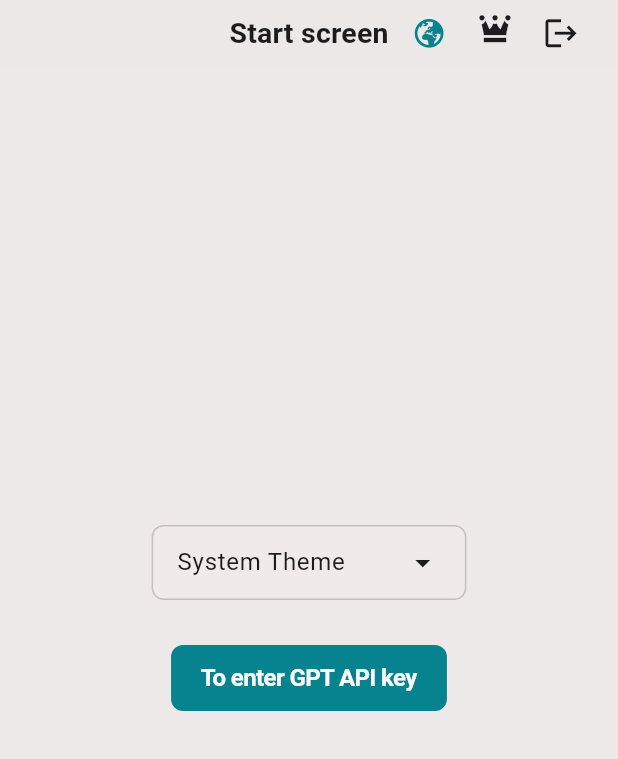
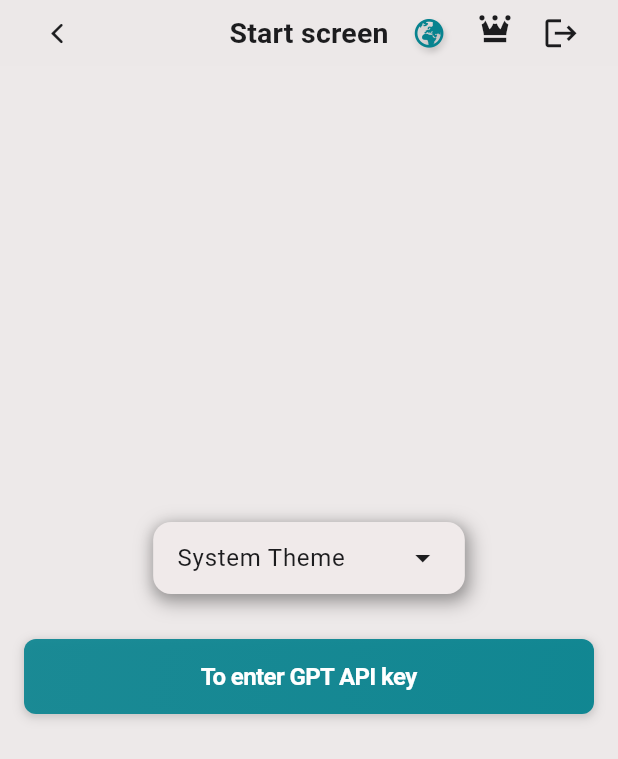
Before and after one commit to RamanGodun/Blueprint-APP, a Flutter app: the SettingsPage screen opened by its route, on a phone screen of 412 x 824 dp. Shown: the top 759 px of the screen. Run offline on Flutter 3.47's test engine with Material 3 defaults, Android fonts, the phone set to English and light mode, and no system bars; our stand-ins replace cloud_firestore, easy_localization, firebase_auth, firebase_core, flutter_hooks, flutter_riverpod and 9 more; accounts and stored records are empty; generated files the repository leaves out were written again.

Commit message:
factor: after herd day

```diff
--- a/assets/translations/en-US.json
+++ b/assets/translations/en-US.json
@@ -2,7 +2,7 @@
 "appTitle": "This app",
 "darkIOSTheme": "Dark IOS theme",
 "darkAndroidTheme": "Dark android theme",
-"darkGlassTheme": "Dark-glassy theme2",
+"darkGlassTheme": "Dark glassy theme",
 "lightAndroidTheme": "Light android theme",
 "goToTextfield": "To textfield page",
 "goToHiveBox": "To Hive page",
--- a/lib/pages/settings_page.dart
+++ b/lib/pages/settings_page.dart
@@ -76,6 +76,16 @@ class _SettingsPageState extends State<SettingsPage>
 
     return CupertinoPageScaffold(
       navigationBar: CupertinoNavigationBar(
+        leading: CupertinoButton(
+          padding: EdgeInsets.zero,
+          child: Icon(
+            CupertinoIcons.back,
+            color: colorScheme.onSurface,
+          ),
+          onPressed: () {
+            Navigator.of(context).pop();
+          },
+        ),
         middle: Text(
           LocaleKeys.startScreen.tr(),
           style: textTheme.titleMedium?.copyWith(color: colorScheme.onSurface),
--- a/lib/state_management/theme_settings/app_themes.dart
+++ b/lib/state_management/theme_settings/app_themes.dart
@@ -4,7 +4,6 @@ import 'app_colorscheme.dart';
 import 'text_style.dart';
 
 class ThisAppThemes {
-  // Загальна функція для налаштувань теми
   static ThemeData _buildThemeData({
     required bool isDark,
     required ColorScheme colorScheme,
--- a/lib/widgets/buttons/static_buttons.dart
+++ b/lib/widgets/buttons/static_buttons.dart
@@ -14,7 +14,14 @@ class StaticCustomButtons {
         height: 50,
         padding: const EdgeInsets.symmetric(horizontal: 8, vertical: 6),
         decoration: BoxDecoration(
-          color: CupertinoTheme.of(context).primaryColor.withOpacity(0.95),
+          gradient: LinearGradient(
+            colors: [
+              CupertinoTheme.of(context).primaryColor.withOpacity(0.9),
+              CupertinoTheme.of(context).primaryColor.withOpacity(0.95),
+            ],
+            begin: Alignment.topLeft,
+            end: Alignment.bottomRight,
+          ),
           borderRadius: BorderRadius.circular(8),
           boxShadow: [
             BoxShadow(
@@ -22,6 +29,12 @@ class StaticCustomButtons {
               spreadRadius: 1,
               blurRadius: 5,
               offset: const Offset(0, 2),
+            ),
+            BoxShadow(
+              color: CupertinoColors.black.withOpacity(0.05),
+              spreadRadius: 0.5,
+              blurRadius: 2,
+              offset: const Offset(0, 1),
             ),
           ],
         ),
@@ -43,16 +56,45 @@ class StaticCustomButtons {
       {required VoidCallback onPressed, required String buttonText}) {
     final textTheme = CupertinoTheme.of(context).textTheme;
 
-    return CupertinoButton.filled(
+    return GestureDetector(
+      onTap: onPressed,
+      child: Container(
+        height: 50,
         padding: const EdgeInsets.symmetric(horizontal: 20, vertical: 12),
+        decoration: BoxDecoration(
+          gradient: LinearGradient(
+            colors: [
+              CupertinoTheme.of(context).primaryColor.withOpacity(0.9),
+              CupertinoTheme.of(context).primaryColor.withOpacity(0.95),
+            ],
+            begin: Alignment.topLeft,
+            end: Alignment.bottomRight,
+          ),
           borderRadius: BorderRadius.circular(8),
-      onPressed: onPressed,
+          boxShadow: [
+            BoxShadow(
+              color: CupertinoColors.black.withOpacity(0.1),
+              spreadRadius: 1,
+              blurRadius: 5,
+              offset: const Offset(0, 2),
+            ),
+            BoxShadow(
+              color: CupertinoColors.black.withOpacity(0.05),
+              spreadRadius: 0.5,
+              blurRadius: 2,
+              offset: const Offset(0, 1),
+            ),
+          ],
+        ),
+        child: Center(
           child: Text(
             buttonText,
             style: textTheme.textStyle.copyWith(
               color: CupertinoColors.white,
               fontWeight: FontWeight.w600,
               fontSize: 16,
+            ),
+          ),
         ),
       ),
     );
@@ -71,6 +113,14 @@ class StaticCustomButtons {
       child: Icon(
         ThisAppIcons.globe,
         color: CupertinoTheme.of(context).primaryColor,
+        shadows: [
+          BoxShadow(
+            color: CupertinoColors.black.withOpacity(0.2),
+            spreadRadius: 2,
+            blurRadius: 5,
+            offset: const Offset(1, 3),
+          ),
+        ],
       ),
     );
   }
--- a/lib/widgets/buttons/theme_changing_button.dart
+++ b/lib/widgets/buttons/theme_changing_button.dart
@@ -1,5 +1,6 @@
 import 'package:easy_localization/easy_localization.dart';
 import 'package:flutter/material.dart';
+
 import '../../src/generated code/by easy_localization/locale_keys.g.dart';
 import '../../state_management/theme_settings/inherited_theme_manager.dart';
 import '../../state_management/theme_settings/theme_provider.dart';
@@ -14,14 +15,33 @@ class ThemeChangingButton extends StatelessWidget {
     return ValueListenableBuilder<CustomThemeMode>(
       valueListenable: themeProvider!,
       builder: (context, themeMode, _) {
+        final colorScheme = Theme.of(context).colorScheme;
+        final textTheme = Theme.of(context).textTheme;
+        final isDarkMode = Theme.of(context).brightness == Brightness.dark;
+
         return Container(
           padding: const EdgeInsets.symmetric(horizontal: 16.0),
           decoration: BoxDecoration(
-            color: Theme.of(context).colorScheme.surface,
-            borderRadius: BorderRadius.circular(8.0),
-            border: Border.all(
-              color: Theme.of(context).colorScheme.onSurface.withOpacity(0.2),
-            ),
+            color: colorScheme.surface,
+            borderRadius: BorderRadius.circular(12.0),
+            boxShadow: [
+              BoxShadow(
+                color: isDarkMode
+                    ? Colors.black
+                    : colorScheme.inverseSurface.withOpacity(0.3),
+                spreadRadius: 2,
+                blurRadius: 10,
+                offset: const Offset(2, 4),
+              ),
+              BoxShadow(
+                color: isDarkMode
+                    ? Colors.black
+                    : colorScheme.inverseSurface.withOpacity(0.1),
+                spreadRadius: 1,
+                blurRadius: 5,
+                offset: const Offset(0, 2),
+              ),
+            ],
           ),
           child: DropdownButtonHideUnderline(
             child: DropdownButton<CustomThemeMode>(
@@ -33,13 +53,13 @@ class ThemeChangingButton extends StatelessWidget {
                 }
               },
               items: StaticDecorations.buildThemeModeItems(context),
-              style: Theme.of(context).textTheme.bodyLarge?.copyWith(
-                    color: Theme.of(context).colorScheme.onSurface,
-                  ),
-              dropdownColor: Theme.of(context).colorScheme.surface,
+              style: textTheme.bodyLarge?.copyWith(
+                color: colorScheme.onSurface,
+              ),
+              dropdownColor: colorScheme.surface,
               icon: Icon(
                 Icons.arrow_drop_down,
-                color: Theme.of(context).colorScheme.onSurface,
+                color: colorScheme.onSurface,
               ),
             ),
           ),
```
Also changed, not shown: lib/pages/start_page.dart (+7 -4 lines), lib/widgets/others/square_tile.dart (+6 -6 lines), lib/src/generated code/by easy_localization/codegen_loader.g.dart. Lines whose indentation alone changed are shown as unchanged.
